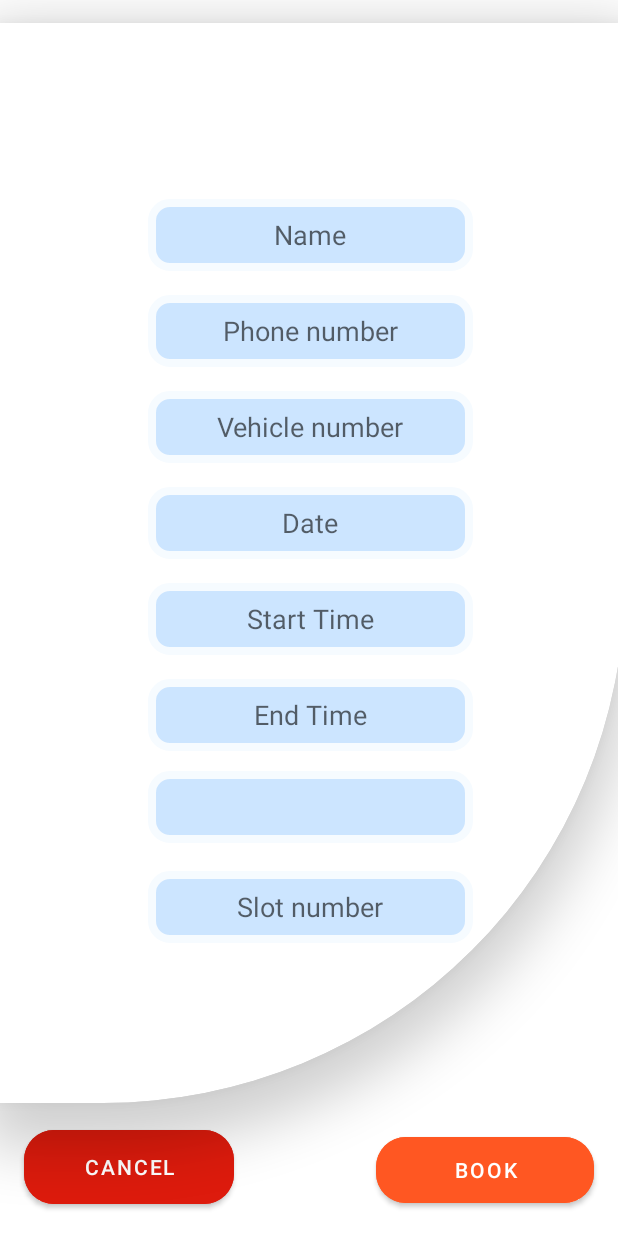
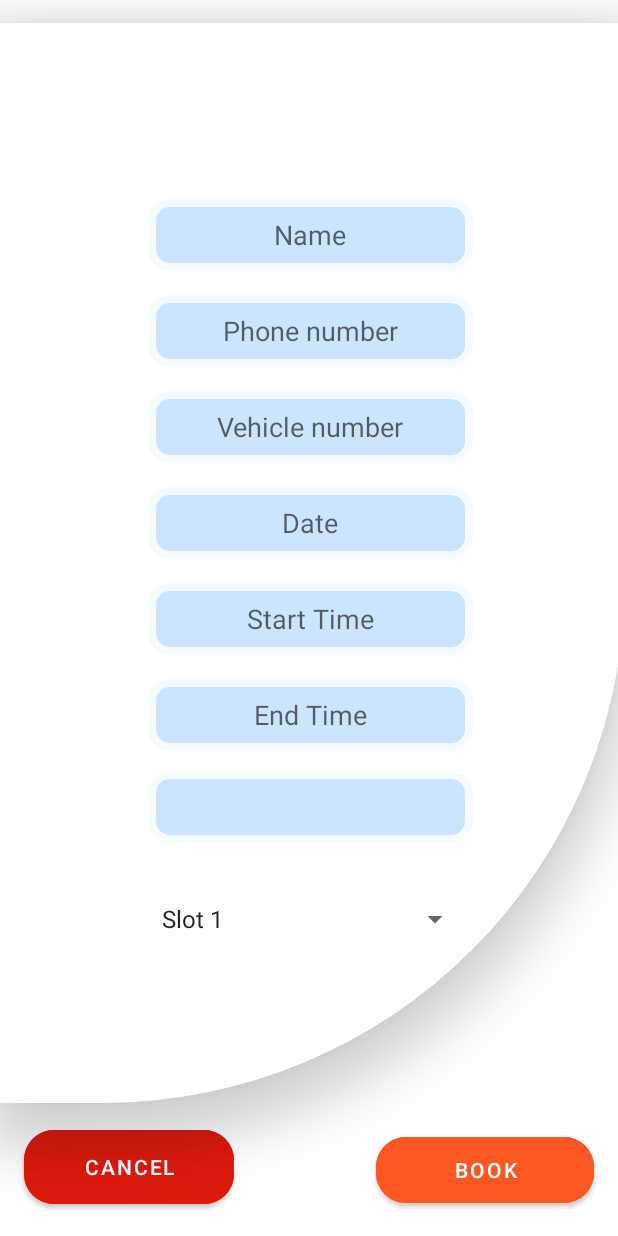
Before and after one commit to kameshDiviyanjana/Car_parking_UEE, an Android app: the VehicleBooking screen opened directly, with no data from a screen before it, on a phone screen of 412 x 824 dp. Run offline under Robolectric (Android 15) with nearby library versions, the phone set to English and light mode, and no system bars; our stand-ins replace Firebase (no records; nobody signed in at launch, a user with empty details on screens opened directly); Roboto replaces fonts that are not available here.

Commit message:
new update

```diff
--- a/app/src/main/java/com/example/car_parking/ParkingReservation.kt
+++ b/app/src/main/java/com/example/car_parking/ParkingReservation.kt
@@ -8,13 +8,14 @@ import android.icu.util.Calendar
 import androidx.appcompat.app.AppCompatActivity
 import android.os.Bundle
 import android.util.Log
+import android.view.View
 import android.widget.*
 import androidx.appcompat.widget.AppCompatEditText
 import com.google.firebase.database.*
 
 class VehicleBooking : AppCompatActivity() {
     private lateinit var dbconection: DatabaseReference
-
+   private lateinit var slotbook  :String
     @SuppressLint("WrongViewCast", "MissingInflatedId", "SuspiciousIndentation")
     override fun onCreate(savedInstanceState: Bundle?) {
         super.onCreate(savedInstanceState)
@@ -29,9 +30,26 @@ class VehicleBooking : AppCompatActivity() {
         val date = findViewById<EditText>(R.id.date)
         val starttime = findViewById<EditText>(R.id.start_time)
         val endtime = findViewById<EditText>(R.id.end_time)
-        val slot = findViewById<EditText>(R.id.slot)
+        //val slot = findViewById<EditText>(R.id.slot)
+        val spinner: Spinner = findViewById(R.id.myspinner)
+        val fruits = arrayOf("Slot 1 ", "Slot 2", "Slot 3 ", "Slot 4", "Solt 5")
 
 
+        val adapterss = ArrayAdapter(this, android.R.layout.simple_spinner_item, fruits)
+        adapterss.setDropDownViewResource(android.R.layout.simple_spinner_dropdown_item)
+        spinner.adapter = adapterss
+
+         spinner.onItemSelectedListener
+        spinner.onItemSelectedListener = object : AdapterView.OnItemSelectedListener {
+            override fun onItemSelected(parent: AdapterView<*>?, view: View?, position: Int, id: Long) {
+                val selectedItem = parent?.getItemAtPosition(position).toString()
+                slotbook = selectedItem
+            }
+
+            override fun onNothingSelected(parent: AdapterView<*>?) {
+
+            }
+        }
         val databaseReference = FirebaseDatabase.getInstance().getReference("Customers")
 
         val dataList = mutableListOf<String>()
@@ -39,6 +57,8 @@ class VehicleBooking : AppCompatActivity() {
         adapter.setDropDownViewResource(android.R.layout.simple_spinner_dropdown_item)
         val parkingSpinner = findViewById<Spinner>(R.id.parkingSpinner)
         parkingSpinner.adapter = adapter
+
+
 
         databaseReference.addValueEventListener(object : ValueEventListener {
             override fun onDataChange(dataSnapshot: DataSnapshot) {
@@ -161,7 +181,7 @@ class VehicleBooking : AppCompatActivity() {
             val Starttime = starttime.text.toString()
             val Endtime = endtime.text.toString()
             val parkings = parkingSpinner.selectedItem.toString()
-            val slotbook = slot.text.toString()
+           //  slotbook = slot.text.toString()
 
             if (Name.isEmpty() || vehicnumer.isEmpty() || phonenumber.isEmpty() || Date.isEmpty() ||
                 Starttime.isEmpty() || Endtime.isEmpty() || parkings.isEmpty() || slotbook.isEmpty()) {
@@ -180,7 +200,7 @@ class VehicleBooking : AppCompatActivity() {
                     starttime.text.clear()
                     endtime.text.clear()
                     parkingSpinner.setSelection(0)
-                    slot.text.clear()
+
 
                     Toast.makeText(this, "Slot booked successfully", Toast.LENGTH_LONG).show()
 
@@ -201,7 +221,7 @@ class VehicleBooking : AppCompatActivity() {
             starttime.text.clear()
             endtime.text.clear()
             parkingSpinner.setSelection(0)
-            slot.text.clear()
+            //slot.text.clear()
 
             val intent = Intent(this, homedashboredUser::class.java)
             startActivity(intent)
--- a/app/src/main/res/layout/activity_login.xml
+++ b/app/src/main/res/layout/activity_login.xml
@@ -69,7 +69,7 @@
         android:layout_width="304dp"
         android:layout_height="205dp"
         android:background="#C82A2A"
-        android:backgroundTint="#96EF99"
+        android:backgroundTint="#F3AB42"
         app:cardBackgroundColor="#F6F5F5"
         app:layout_constraintStart_toStartOf="parent"
         app:layout_constraintTop_toTopOf="parent">
--- a/app/src/main/res/layout/activity_parking_reservation.xml
+++ b/app/src/main/res/layout/activity_parking_reservation.xml
@@ -86,12 +86,12 @@
                 android:layout_marginTop="16dp"
                 android:layout_marginBottom="16dp"
                 android:background="@drawable/textshap"
+                android:clickable="false"
                 android:ems="10"
+                android:focusable="false"
                 android:hint="Date"
                 android:inputType="none"
                 android:textAlignment="center"
-                android:clickable="false"
-                android:focusable="false"
                 app:layout_constraintEnd_toEndOf="parent"
                 app:layout_constraintStart_toStartOf="parent"
                 app:layout_constraintTop_toBottomOf="@+id/vehicnum" />
@@ -103,16 +103,15 @@
                 android:layout_marginTop="16dp"
                 android:layout_marginBottom="16dp"
                 android:background="@drawable/textshap"
+                android:clickable="true"
                 android:ems="10"
+                android:focusable="false"
                 android:hint="Start Time"
                 android:inputType="none"
                 android:textAlignment="center"
                 app:layout_constraintEnd_toEndOf="parent"
                 app:layout_constraintStart_toStartOf="parent"
-                app:layout_constraintTop_toBottomOf="@+id/date"
-                android:focusable="false"
-                android:clickable="true"
-                />
+                app:layout_constraintTop_toBottomOf="@+id/date" />
 
             <EditText
                 android:id="@+id/end_time"
@@ -121,16 +120,15 @@
                 android:layout_marginTop="16dp"
                 android:layout_marginBottom="16dp"
                 android:background="@drawable/textshap"
+                android:clickable="true"
                 android:ems="10"
+                android:focusable="false"
                 android:hint="End Time"
                 android:inputType="none"
                 android:textAlignment="center"
                 app:layout_constraintEnd_toEndOf="parent"
                 app:layout_constraintStart_toStartOf="parent"
-                app:layout_constraintTop_toBottomOf="@+id/start_time"
-                android:focusable="false"
-                android:clickable="true"
-                />
+                app:layout_constraintTop_toBottomOf="@+id/start_time" />
 
             <Spinner
                 android:id="@+id/parkingSpinner"
@@ -139,27 +137,19 @@
                 android:layout_marginTop="13dp"
                 android:layout_marginBottom="20dp"
                 android:background="@drawable/textshap"
-                app:layout_constraintTop_toBottomOf="@+id/end_time"
-                app:layout_constraintStart_toStartOf="parent"
-                app:layout_constraintEnd_toEndOf="parent" />
-
-
-
-            <EditText
-                android:id="@+id/slot"
-                android:layout_width="0dp"
-                android:layout_height="48dp"
-                android:layout_marginTop="80dp"
-                android:background="@drawable/textshap"
-                android:ems="10"
-                android:hint="Slot number"
-                android:inputType="textPersonName"
-                android:textAlignment="center"
                 app:layout_constraintEnd_toEndOf="parent"
-                app:layout_constraintHorizontal_bias="1.0"
                 app:layout_constraintStart_toStartOf="parent"
                 app:layout_constraintTop_toBottomOf="@+id/end_time" />
 
+
+            <Spinner
+                android:id="@+id/myspinner"
+                android:layout_width="214dp"
+                android:layout_height="wrap_content"
+                android:layout_marginBottom="48dp"
+                app:layout_constraintBottom_toBottomOf="parent"
+                app:layout_constraintEnd_toEndOf="parent"
+                app:layout_constraintStart_toStartOf="parent" />
 
 
         </androidx.constraintlayout.widget.ConstraintLayout>
```
Also changed, not shown: app/src/main/java/com/example/car_parking/Displayeadapter.kt (+19 -7 lines), app/src/main/java/com/example/car_parking/MapsActivity.kt (+4 -4 lines), app/src/main/java/com/example/car_parking/displayBooking.kt (+11 -8 lines), app/src/main/res/layout/activity_display_booking.xml (+7 -6 lines), app/src/main/res/layout/activity_payment_screen.xml (+20 -0 lines), app/src/main/res/layout/display_book.xml (+13 -2 lines).
